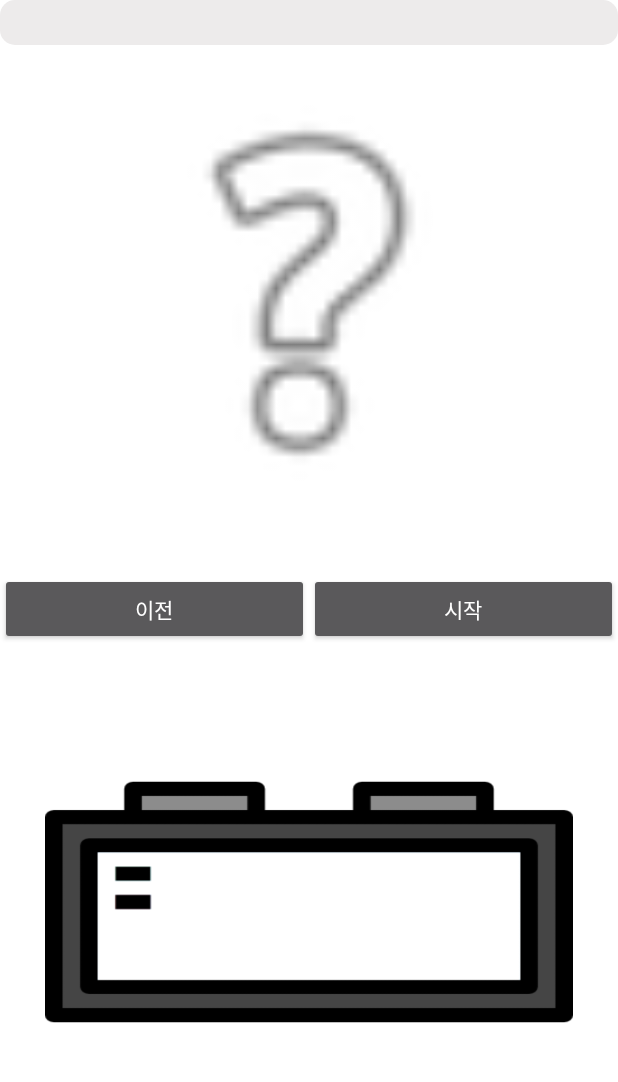
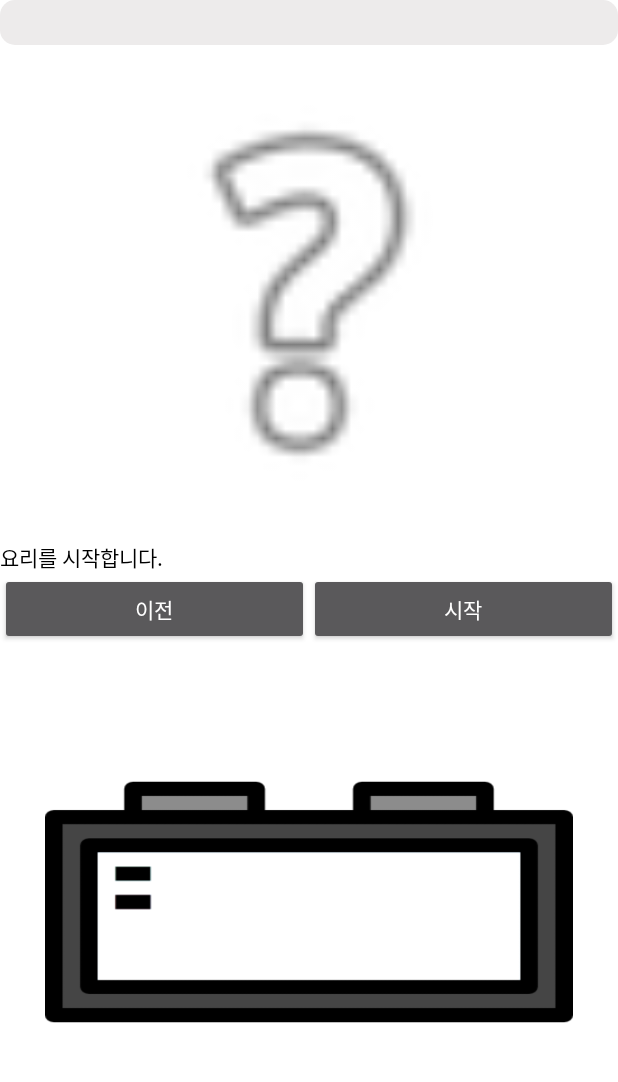
Before and after one commit to hero526/cooklock, an Android app: the CookingActivity screen opened directly, with no data from a screen before it, on a phone screen of 412 x 824 dp, the part 77-1159 px from its top. Run offline under Robolectric (Android 15) with nearby library versions, the phone set to English and light mode, and no system bars; 1 statement that could not run was skipped.

Commit message:
oops text color :  white -> black

```diff
--- a/app/src/main/res/layout/activity_cooking.xml
+++ b/app/src/main/res/layout/activity_cooking.xml
@@ -33,7 +33,8 @@
     <TextView
         android:id="@+id/sessionDisp"
         android:layout_width="match_parent"
-        android:layout_height="wrap_content" />
+        android:layout_height="wrap_content"
+        android:textColor="@android:color/black" />
 
     <LinearLayout
         android:layout_width="match_parent"
```
